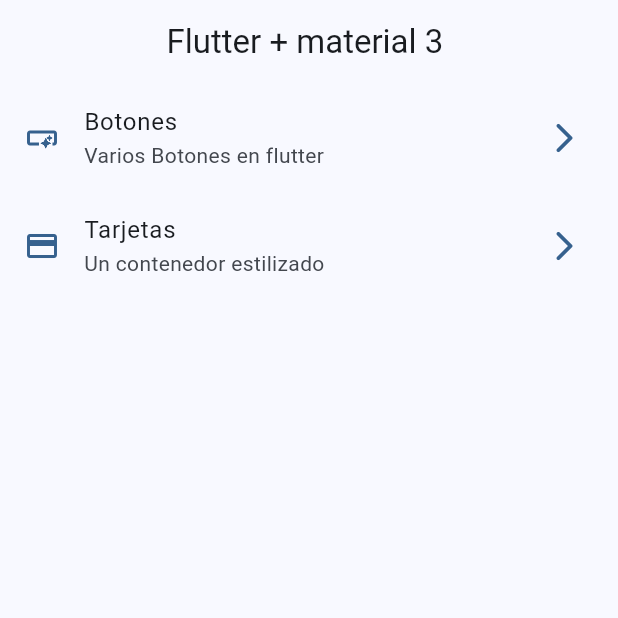
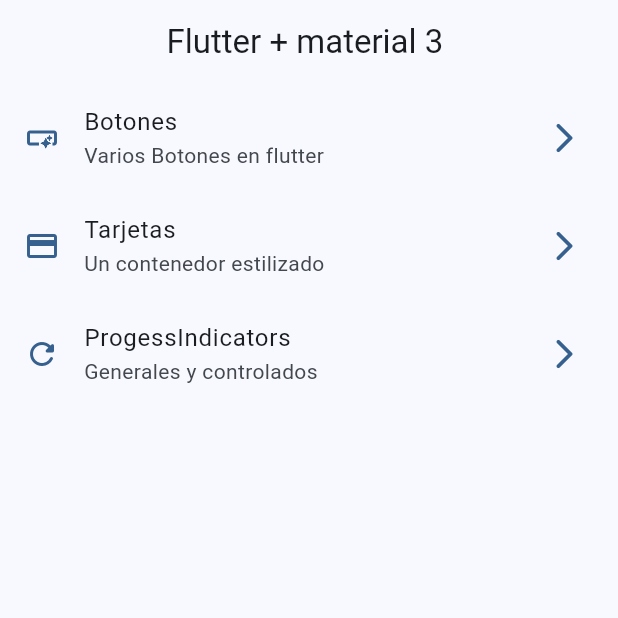
Before and after one commit to gabrielcabrera17/widget_app, a Flutter app: the screen it shows after launch, on a phone screen of 412 x 824 dp, the top half of it. Run offline on Flutter 3.47's test engine with Material 3 defaults, Android fonts, the phone set to English and light mode, and no system bars; our stand-ins replace go_router.

Commit message:
progress indicator finist

```diff
--- a/lib/config/menu/menu_items.dart
+++ b/lib/config/menu/menu_items.dart
@@ -30,6 +30,14 @@ const appMenuItems = <MenuItems>[
     subTitle: 'Un contenedor estilizado',
     link: '/cards',
     icon: Icons.credit_card
+  ),
+
+
+  MenuItems(
+    title: 'ProgessIndicators',
+    subTitle: 'Generales y controlados',
+    link: '/progress',
+    icon: Icons.refresh_rounded
   )
 
 
--- a/lib/config/router/app_router.dart
+++ b/lib/config/router/app_router.dart
@@ -20,5 +20,10 @@ final appRouter = GoRouter(
        name: CardsScreen.name,
       builder: (context, state) => const CardsScreen(),
     ),
+     GoRoute(
+      path: '/progress',
+       name: ProgressScreen.name,
+      builder: (context, state) => const ProgressScreen(),
+    ),
   ],
 );
```
Also changed, not shown: lib/presentation/screens/progress/progress_screen.dart (+62 -1 lines).
